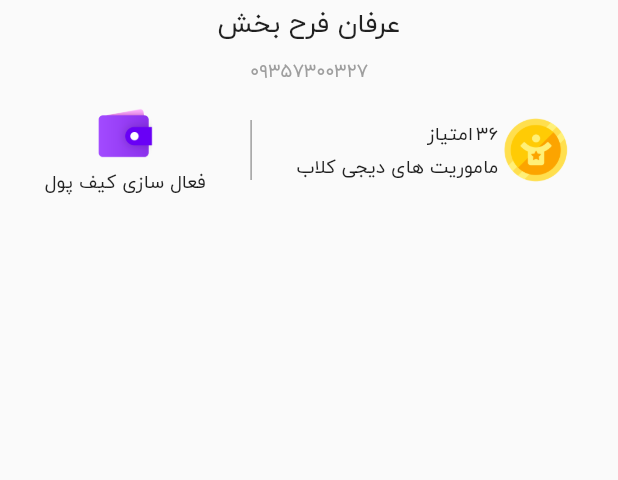
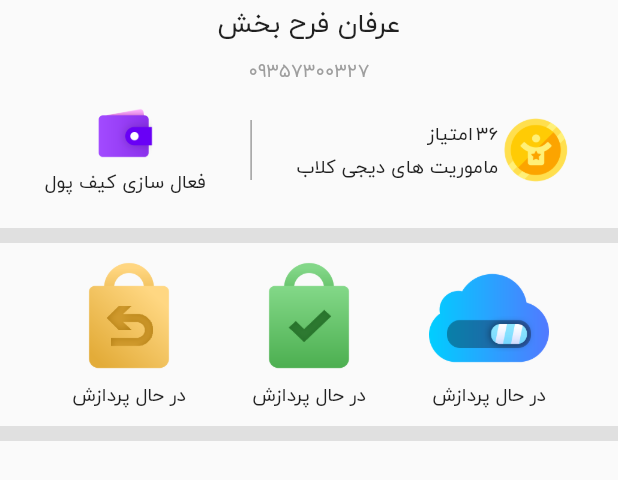
Before and after one commit to thatserfan/Digikala-UI-Flutter, a Flutter app: the ProfileScreen widget shown alone on an empty page, opened directly, on a phone screen of 412 x 824 dp. Shown: the top 480 px of the screen. Run offline on Flutter 3.47's test engine with Material 2 defaults, Android fonts, the phone set to English and light mode, and no system bars; our stand-ins replace carousel_slider.

Commit message:
Import and add create status icons

```diff
--- a/lib/screen/profile_screen.dart
+++ b/lib/screen/profile_screen.dart
@@ -17,7 +17,7 @@ class ProfileScreen extends StatelessWidget {
           const SizedBox(height: 5),
           Center(
             child: Text(
-              '۰۹۳۵۷۳۰۰۳۲۷',
+              '09357300327',
               style: Theme.of(context)
                   .textTheme
                   .titleSmall
@@ -68,6 +68,64 @@ class ProfileScreen extends StatelessWidget {
               ],
             ),
           ),
+          Padding(
+            padding: const EdgeInsets.symmetric(vertical: 10),
+            child: Container(
+              height: 10,
+              color: Colors.grey[300],
+            ),
+          ),
+          SingleChildScrollView(
+            scrollDirection: Axis.horizontal,
+            reverse: true,
+            child: Row(
+              children: [
+                Padding(
+                  padding: const EdgeInsets.symmetric(horizontal: 20),
+                  child: Column(
+                    children: [
+                      Image.asset(
+                        'assets/image/profile-icons/status-returned.png',
+                        width: 80,
+                      ),
+                      const Text('در حال پردازش'),
+                    ],
+                  ),
+                ),
+                Padding(
+                  padding: const EdgeInsets.symmetric(horizontal: 20),
+                  child: Column(
+                    children: [
+                      Image.asset(
+                        'assets/image/profile-icons/status-delivered.png',
+                        width: 80,
+                      ),
+                      const Text('در حال پردازش'),
+                    ],
+                  ),
+                ),
+                Padding(
+                  padding: const EdgeInsets.symmetric(horizontal: 20),
+                  child: Column(
+                    children: [
+                      Image.asset(
+                        'assets/image/profile-icons/status-processing.png',
+                        width: 80,
+                      ),
+                      const Text('در حال پردازش'),
+                    ],
+                  ),
+                ),
+              ],
+            ),
+          ),
+          Padding(
+            padding: const EdgeInsets.symmetric(vertical: 10),
+            child: Container(
+              height: 10,
+              color: Colors.grey[300],
+            ),
+          ),
         ],
       ),
     );
--- a/pubspec.yaml
+++ b/pubspec.yaml
@@ -69,6 +69,7 @@ flutter:
     - assets/image/des-buttons/
     - assets/image/special-offers/
     - assets/image/products/
+    - assets/image/profile-icons/
 
   fonts:
     - family: byekan
```
Also changed, not shown: assets/image/products/HNova10/HNova10-1.jpg (added), assets/image/products/HNova10/HNova10-2.jpg (added), assets/image/products/HNova10/HNova10-3.jpg (added), assets/image/profile-icons/status-delivered.png (added), assets/image/profile-icons/status-processing.png (added), assets/image/profile-icons/status-returned.png (added).
